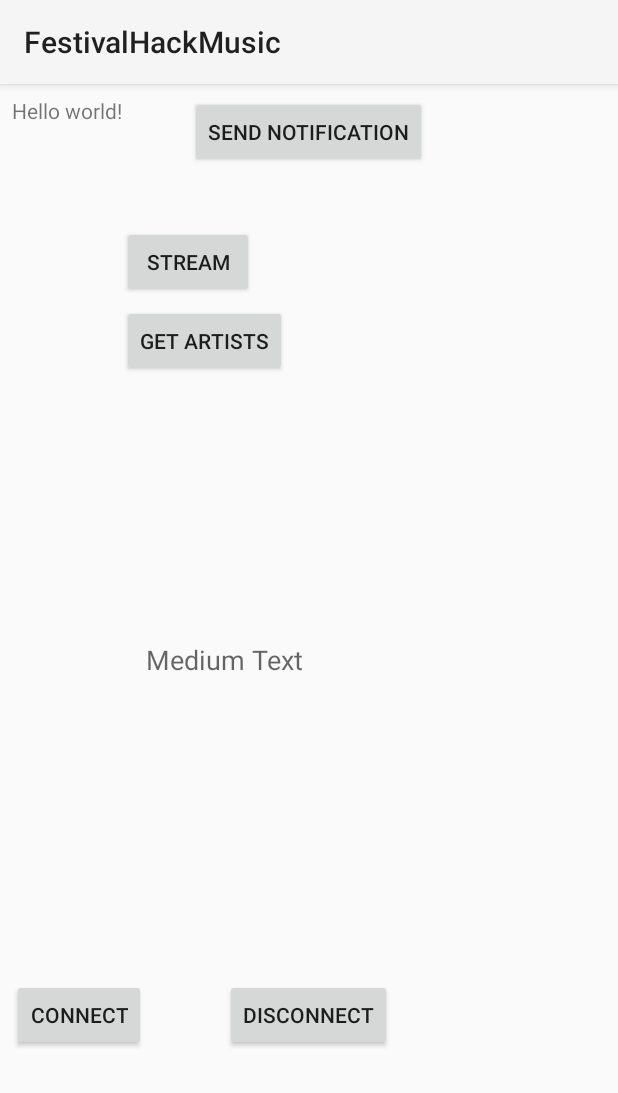
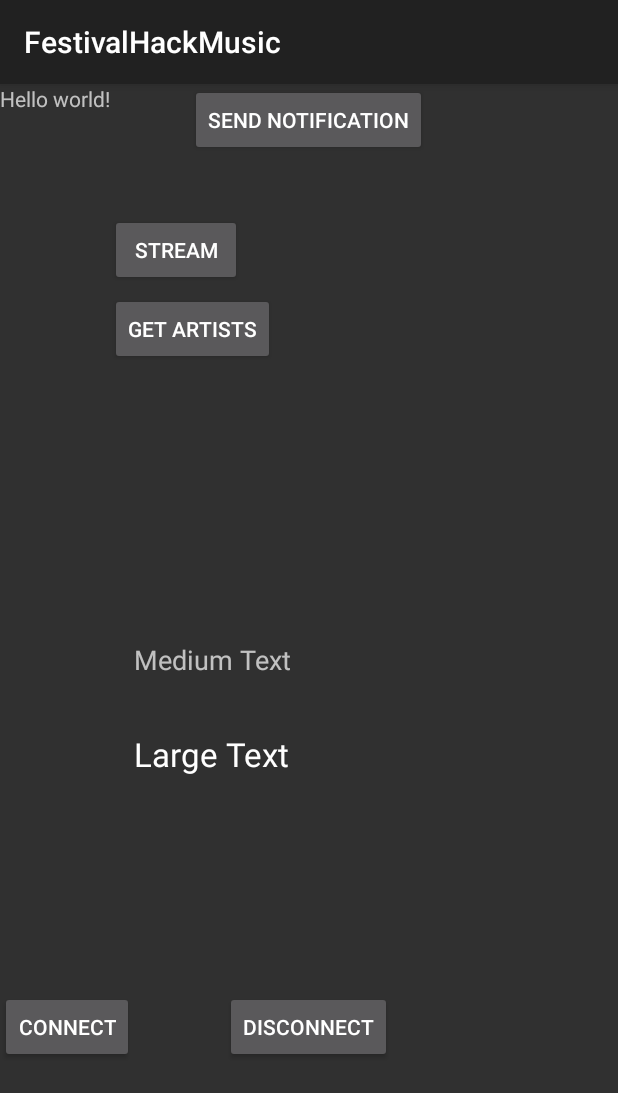
Before and after one commit to Amila17/FestivalHackMusic, an Android app: the screen it shows after launch (MainActivity), on a phone screen of 412 x 824 dp. Shown: the top 1093 px of the screen. Run offline under Robolectric (Android 15) with nearby library versions, the phone set to English and light mode, and no system bars; our stand-ins replace Volley.

Commit message:
resolved conflicts and merged the two stuff

```diff
--- a/app/src/main/java/com/mycompany/festivalhackmusic/SongSQLHelper.java
+++ b/app/src/main/java/com/mycompany/festivalhackmusic/SongSQLHelper.java
@@ -69,10 +69,7 @@ public class SongSQLHelper extends SQLiteOpenHelper {
 
     }
 
-    public String getValue(Node item, String str) {
-        NodeList n = item.getChildNodes().getElementsByTagName(str);
-        return this.getElementValue(n.item(0));
-    }
+
 
     public final String getElementValue( Node elem ) {
         Node child;
--- a/app/src/main/res/layout/activity_main.xml
+++ b/app/src/main/res/layout/activity_main.xml
@@ -1,9 +1,8 @@
 <RelativeLayout xmlns:android="http://schemas.android.com/apk/res/android"
     xmlns:tools="http://schemas.android.com/tools" android:layout_width="match_parent"
-    android:layout_height="match_parent" android:paddingLeft="@dimen/activity_horizontal_margin"
-    android:paddingRight="@dimen/activity_horizontal_margin"
-    android:paddingTop="@dimen/activity_vertical_margin"
-    android:paddingBottom="@dimen/activity_vertical_margin" tools:context=".MainActivity">
+    android:layout_height="match_parent"
+
+    tools:context=".MainActivity">
 
     <TextView android:text="@string/hello_world" android:layout_width="wrap_content"
         android:layout_height="wrap_content"
@@ -62,10 +61,13 @@
         android:id="@+id/dbDisplay"
         android:layout_centerVertical="true"
         android:layout_toEndOf="@+id/menu_connect" />
-        android:textAppearance="?android:attr/textAppearanceLarge"
+        <TextView android:textAppearance="?android:attr/textAppearanceLarge"
         android:text="Large Text"
         android:id="@+id/onStreamOutput"
-        android:layout_centerVertical="true"
-        android:layout_centerHorizontal="true" />
+            android:layout_width="wrap_content"
+            android:layout_height="wrap_content"
+            android:layout_below="@+id/dbDisplay"
+            android:layout_alignStart="@+id/dbDisplay"
+            android:layout_marginTop="36dp" />
 
 </RelativeLayout>
--- /dev/null
+++ b/app/src/main/res/values/styles.xml
@@ -0,0 +1,5 @@
+<?xml version="1.0" encoding="utf-8"?>
+<resources>
+    <style name="AppTheme" parent="Theme.AppCompat"></style>
+
+</resources>
```
Also changed, not shown: app/src/main/java/com/mycompany/festivalhackmusic/MainActivity.java (+4 -4 lines), app/src/main/ic_launcher-web.png (added), app/src/main/res/mipmap-hdpi/ic_launcher.png (added), app/src/main/res/mipmap-mdpi/ic_launcher.png (added), app/src/main/res/mipmap-xhdpi/ic_launcher.png (added), app/src/main/res/mipmap-xxhdpi/ic_launcher.png (added), app/src/main/res/mipmap-xxxhdpi/ic_launcher.png (added), gradle/wrapper/gradle-wrapper.properties (added), 11 other files.
